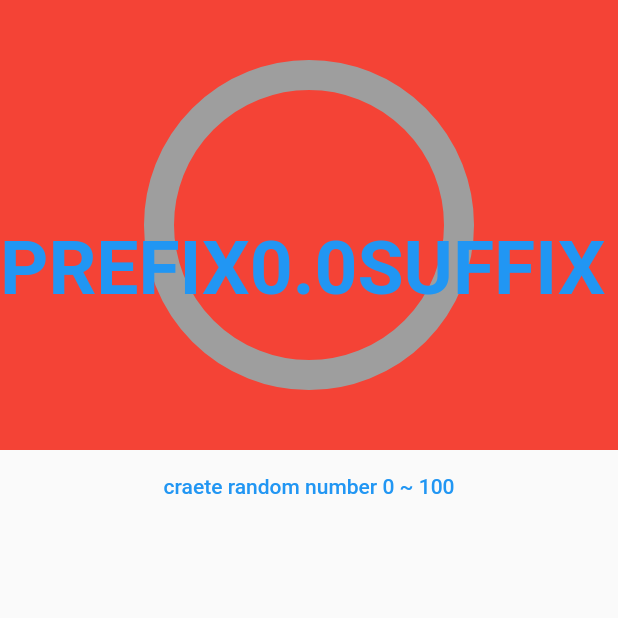
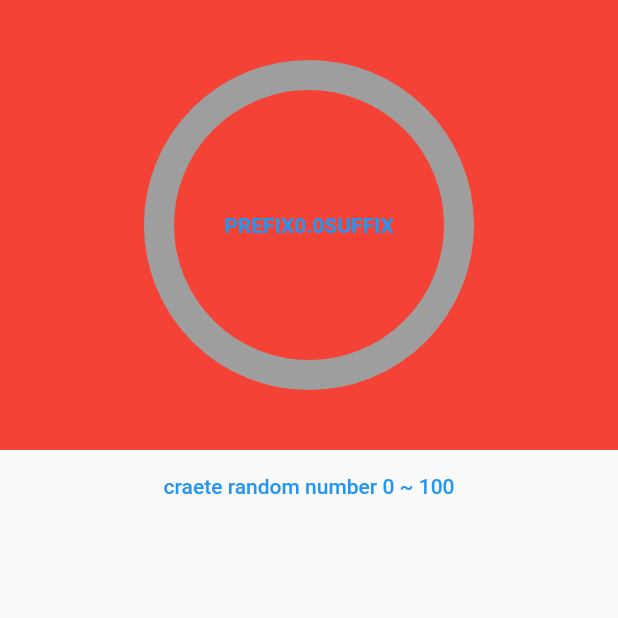
Before and after one commit to sejun2/circular_progress_bar, a Flutter app: the screen it shows after launch, on a phone screen of 412 x 824 dp, the top half of it. Run offline on Flutter 3.47's test engine with Material 2 defaults, Android fonts, the phone set to English and light mode, and no system bars.

Commit message:
Fix: Example's percentage text size fixed.

```diff
--- a/example/lib/main.dart
+++ b/example/lib/main.dart
@@ -33,7 +33,7 @@ class _MyAppState extends State<MyApp> with SingleTickerProviderStateMixin {
               textStyle: const TextStyle(
                   fontWeight: FontWeight.bold,
                   color: Colors.blue,
-                  fontSize: 50),
+                  fontSize: 14),
               width: 1000,
               height: 300,
               duration: const Duration(milliseconds: 1000),
```
